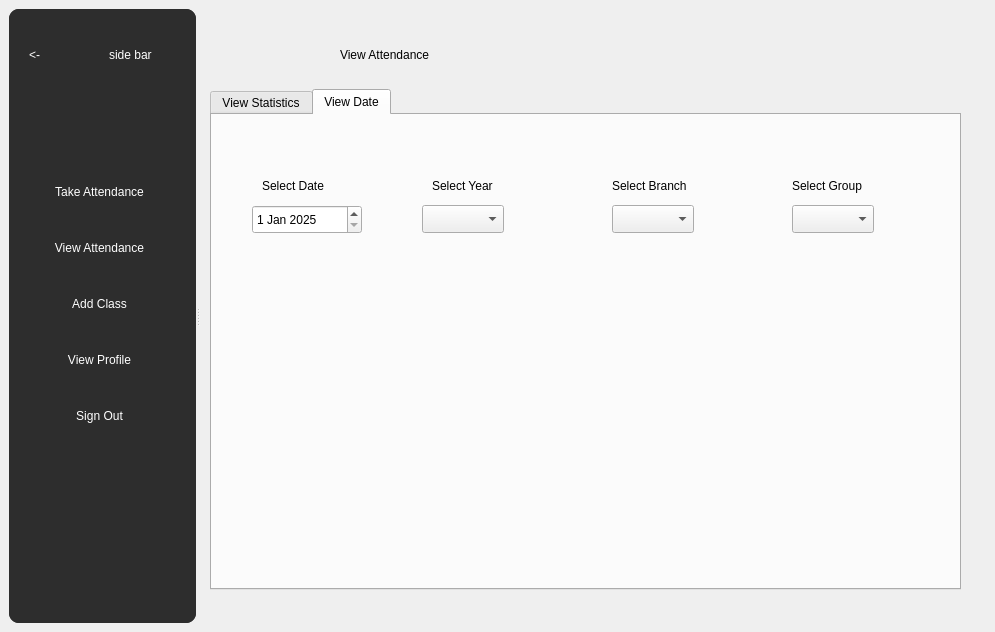
Above: mainwindow.ui from Shikhrrr/AttendanceManager before the change. Below: the same form after it.
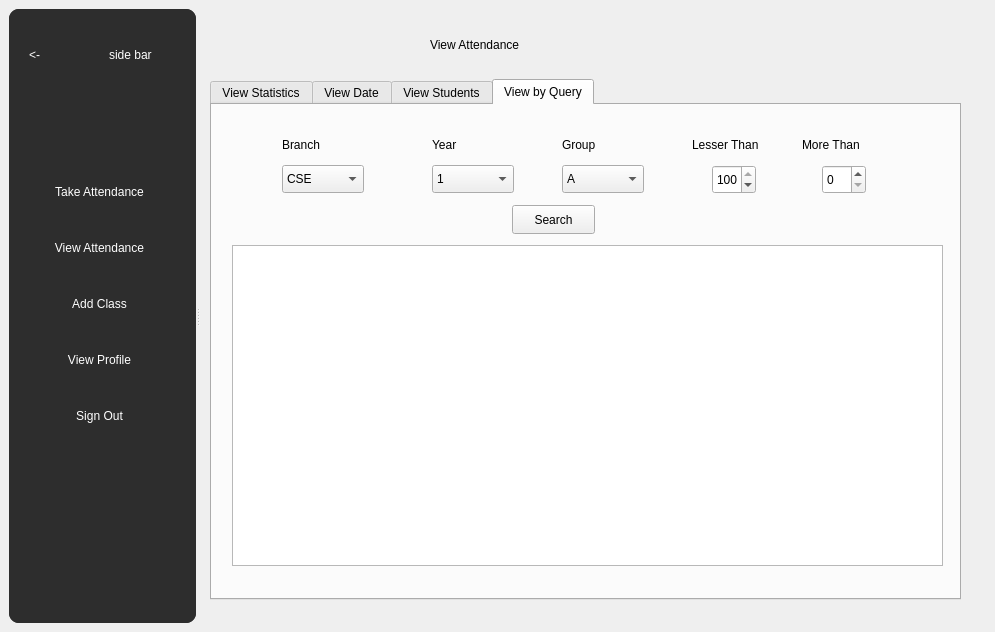
That is the form after the change. The open tabs and pages were chosen to show the change.

Commit message: view attendance update

Patch:
```diff
--- a/mainwindow.ui
+++ b/mainwindow.ui
@@ -440,8 +440,8 @@
         <widget class="QLabel" name="viewHeading">
          <property name="geometry">
           <rect>
-           <x>140</x>
-           <y>20</y>
+           <x>230</x>
+           <y>10</y>
            <width>301</width>
            <height>51</height>
           </rect>
@@ -457,13 +457,13 @@
          <property name="geometry">
           <rect>
            <x>10</x>
-           <y>80</y>
+           <y>70</y>
            <width>751</width>
-           <height>501</height>
+           <height>521</height>
           </rect>
          </property>
          <property name="currentIndex">
-          <number>1</number>
+          <number>3</number>
          </property>
          <property name="tabBarAutoHide">
           <bool>true</bool>
@@ -646,6 +646,348 @@
            </property>
           </widget>
          </widget>
+         <widget class="QWidget" name="tab_3">
+          <attribute name="title">
+           <string>View Students</string>
+          </attribute>
+          <widget class="QLineEdit" name="viewRoll3">
+           <property name="geometry">
+            <rect>
+             <x>50</x>
+             <y>80</y>
+             <width>113</width>
+             <height>28</height>
+            </rect>
+           </property>
+          </widget>
+          <widget class="QLineEdit" name="viewName3">
+           <property name="geometry">
+            <rect>
+             <x>200</x>
+             <y>80</y>
+             <width>231</width>
+             <height>28</height>
+            </rect>
+           </property>
+           <property name="text">
+            <string/>
+           </property>
+          </widget>
+          <widget class="QLabel" name="label_23">
+           <property name="geometry">
+            <rect>
+             <x>50</x>
+             <y>50</y>
+             <width>41</width>
+             <height>20</height>
+            </rect>
+           </property>
+           <property name="text">
+            <string>Roll</string>
+           </property>
+          </widget>
+          <widget class="QLabel" name="label_24">
+           <property name="geometry">
+            <rect>
+             <x>200</x>
+             <y>50</y>
+             <width>61</width>
+             <height>20</height>
+            </rect>
+           </property>
+           <property name="text">
+            <string>Name</string>
+           </property>
+          </widget>
+          <widget class="QLabel" name="label_25">
+           <property name="geometry">
+            <rect>
+             <x>460</x>
+             <y>50</y>
+             <width>61</width>
+             <height>20</height>
+            </rect>
+           </property>
+           <property name="text">
+            <string>Branch</string>
+           </property>
+          </widget>
+          <widget class="QLabel" name="label_26">
+           <property name="geometry">
+            <rect>
+             <x>600</x>
+             <y>50</y>
+             <width>51</width>
+             <height>20</height>
+            </rect>
+           </property>
+           <property name="text">
+            <string>Year</string>
+           </property>
+          </widget>
+          <widget class="QLineEdit" name="viewBranch3">
+           <property name="geometry">
+            <rect>
+             <x>460</x>
+             <y>80</y>
+             <width>113</width>
+             <height>28</height>
+            </rect>
+           </property>
+           <property name="text">
+            <string/>
+           </property>
+          </widget>
+          <widget class="QLineEdit" name="viewYear3">
+           <property name="geometry">
+            <rect>
+             <x>600</x>
+             <y>80</y>
+             <width>113</width>
+             <height>28</height>
+            </rect>
+           </property>
+           <property name="text">
+            <string/>
+           </property>
+          </widget>
+          <widget class="QLabel" name="label_27">
+           <property name="geometry">
+            <rect>
+             <x>50</x>
+             <y>10</y>
+             <width>111</width>
+             <height>20</height>
+            </rect>
+           </property>
+           <property name="text">
+            <string>Search a student</string>
+           </property>
+          </widget>
+          <widget class="QTableWidget" name="viewStudentSearchTable">
+           <property name="geometry">
+            <rect>
+             <x>80</x>
+             <y>200</y>
+             <width>551</width>
+             <height>71</height>
+            </rect>
+           </property>
+          </widget>
+          <widget class="QPushButton" name="viewSearch3">
+           <property name="geometry">
+            <rect>
+             <x>310</x>
+             <y>130</y>
+             <width>83</width>
+             <height>29</height>
+            </rect>
+           </property>
+           <property name="text">
+            <string>Search</string>
+           </property>
+          </widget>
+         </widget>
+         <widget class="QWidget" name="tab_4">
+          <attribute name="title">
+           <string>View by Query</string>
+          </attribute>
+          <widget class="QComboBox" name="viewBranch4">
+           <property name="geometry">
+            <rect>
+             <x>70</x>
+             <y>60</y>
+             <width>82</width>
+             <height>28</height>
+            </rect>
+           </property>
+           <item>
+            <property name="text">
+             <string>CSE</string>
+            </property>
+           </item>
+           <item>
+            <property name="text">
+             <string>IT</string>
+            </property>
+           </item>
+           <item>
+            <property name="text">
+             <string>DSA</string>
+            </property>
+           </item>
+          </widget>
+          <widget class="QLabel" name="label_28">
+           <property name="geometry">
+            <rect>
+             <x>70</x>
+             <y>30</y>
+             <width>63</width>
+             <height>20</height>
+            </rect>
+           </property>
+           <property name="text">
+            <string>Branch</string>
+           </property>
+          </widget>
+          <widget class="QLabel" name="label_29">
+           <property name="geometry">
+            <rect>
+             <x>220</x>
+             <y>30</y>
+             <width>63</width>
+             <height>20</height>
+            </rect>
+           </property>
+           <property name="text">
+            <string>Year</string>
+           </property>
+          </widget>
+          <widget class="QLabel" name="label_30">
+           <property name="geometry">
+            <rect>
+             <x>350</x>
+             <y>30</y>
+             <width>63</width>
+             <height>20</height>
+            </rect>
+           </property>
+           <property name="text">
+            <string>Group</string>
+           </property>
+          </widget>
+          <widget class="QComboBox" name="viewYear4">
+           <property name="geometry">
+            <rect>
+             <x>220</x>
+             <y>60</y>
+             <width>82</width>
+             <height>28</height>
+            </rect>
+           </property>
+           <item>
+            <property name="text">
+             <string>1</string>
+            </property>
+           </item>
+           <item>
+            <property name="text">
+             <string>2</string>
+            </property>
+           </item>
+           <item>
+            <property name="text">
+             <string>3</string>
+            </property>
+           </item>
+           <item>
+            <property name="text">
+             <string>4</string>
+            </property>
+           </item>
+          </widget>
+          <widget class="QComboBox" name="viewGroup4">
+           <property name="geometry">
+            <rect>
+             <x>350</x>
+             <y>60</y>
+             <width>82</width>
+             <height>28</height>
+            </rect>
+           </property>
+           <item>
+            <property name="text">
+             <string>A</string>
+            </property>
+           </item>
+           <item>
+            <property name="text">
+             <string>B</string>
+            </property>
+           </item>
+          </widget>
+          <widget class="QSpinBox" name="viewLessThan">
+           <property name="geometry">
+            <rect>
+             <x>500</x>
+             <y>60</y>
+             <width>44</width>
+             <height>29</height>
+            </rect>
+           </property>
+           <property name="maximum">
+            <number>100</number>
+           </property>
+           <property name="value">
+            <number>100</number>
+           </property>
+          </widget>
+          <widget class="QSpinBox" name="viewMoreThan">
+           <property name="geometry">
+            <rect>
+             <x>610</x>
+             <y>60</y>
+             <width>44</width>
+             <height>29</height>
+            </rect>
+           </property>
+           <property name="maximum">
+            <number>100</number>
+           </property>
+           <property name="value">
+            <number>0</number>
+           </property>
+          </widget>
+          <widget class="QLabel" name="label_31">
+           <property name="geometry">
+            <rect>
+             <x>480</x>
+             <y>30</y>
+             <width>81</width>
+             <height>20</height>
+            </rect>
+           </property>
+           <property name="text">
+            <string>Lesser Than</string>
+           </property>
+          </widget>
+          <widget class="QLabel" name="label_32">
+           <property name="geometry">
+            <rect>
+             <x>590</x>
+             <y>30</y>
+             <width>81</width>
+             <height>20</height>
+            </rect>
+           </property>
+           <property name="text">
+            <string>More Than</string>
+           </property>
+          </widget>
+          <widget class="QTableWidget" name="tableWidget">
+           <property name="geometry">
+            <rect>
+             <x>20</x>
+             <y>140</y>
+             <width>711</width>
+             <height>321</height>
+            </rect>
+           </property>
+          </widget>
+          <widget class="QPushButton" name="viewSearch4">
+           <property name="geometry">
+            <rect>
+             <x>300</x>
+             <y>100</y>
+             <width>83</width>
+             <height>29</height>
+            </rect>
+           </property>
+           <property name="text">
+            <string>Search</string>
+           </property>
+          </widget>
+         </widget>
         </widget>
        </widget>
        <widget class="QWidget" name="page">
```
Left out of the diff: 2 changed lines with no effect on the pictures. The commit also changes 1 other file.
